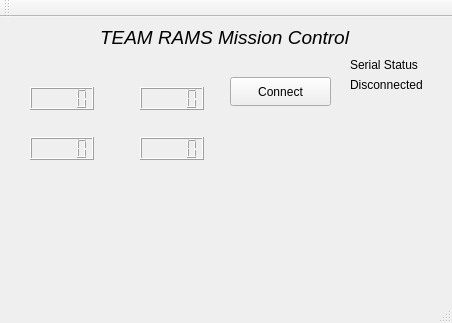
Above: moni_con.ui from stanleywinata/Motor_GUI before the change. Below: the same form after it.
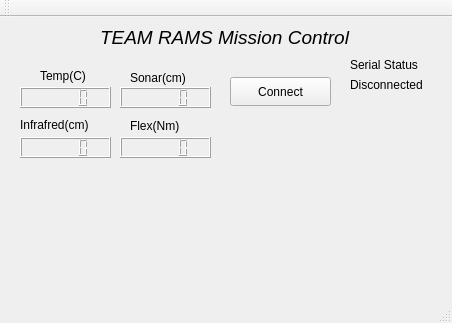
That is the form after the change.

Patch:
```diff
--- a/moni_con.ui
+++ b/moni_con.ui
@@ -17,40 +17,40 @@
    <widget class="QLCDNumber" name="sonar">
     <property name="geometry">
      <rect>
-      <x>30</x>
+      <x>120</x>
       <y>70</y>
-      <width>64</width>
-      <height>23</height>
+      <width>91</width>
+      <height>21</height>
      </rect>
     </property>
    </widget>
    <widget class="QLCDNumber" name="temperature">
     <property name="geometry">
      <rect>
-      <x>140</x>
+      <x>20</x>
       <y>70</y>
-      <width>64</width>
-      <height>23</height>
+      <width>91</width>
+      <height>21</height>
      </rect>
     </property>
    </widget>
    <widget class="QLCDNumber" name="ranger">
     <property name="geometry">
      <rect>
-      <x>30</x>
+      <x>20</x>
       <y>120</y>
-      <width>64</width>
-      <height>23</height>
+      <width>91</width>
+      <height>21</height>
      </rect>
     </property>
    </widget>
    <widget class="QLCDNumber" name="flex">
     <property name="geometry">
      <rect>
-      <x>140</x>
+      <x>120</x>
       <y>120</y>
-      <width>64</width>
-      <height>23</height>
+      <width>91</width>
+      <height>21</height>
      </rect>
     </property>
    </widget>
@@ -115,6 +115,58 @@
      <string>Disconnected</string>
     </property>
    </widget>
+   <widget class="QLabel" name="label_3">
+    <property name="geometry">
+     <rect>
+      <x>20</x>
+      <y>100</y>
+      <width>91</width>
+      <height>16</height>
+     </rect>
+    </property>
+    <property name="text">
+     <string>Infrafred(cm)</string>
+    </property>
+   </widget>
+   <widget class="QLabel" name="label_4">
+    <property name="geometry">
+     <rect>
+      <x>130</x>
+      <y>50</y>
+      <width>71</width>
+      <height>21</height>
+     </rect>
+    </property>
+    <property name="text">
+     <string>Sonar(cm)</string>
+    </property>
+   </widget>
+   <widget class="QLabel" name="label_5">
+    <property name="geometry">
+     <rect>
+      <x>40</x>
+      <y>50</y>
+      <width>67</width>
+      <height>17</height>
+     </rect>
+    </property>
+    <property name="text">
+     <string>Temp(C)</string>
+    </property>
+   </widget>
+   <widget class="QLabel" name="label_6">
+    <property name="geometry">
+     <rect>
+      <x>130</x>
+      <y>100</y>
+      <width>67</width>
+      <height>17</height>
+     </rect>
+    </property>
+    <property name="text">
+     <string>Flex(Nm)</string>
+    </property>
+   </widget>
   </widget>
   <widget class="QMenuBar" name="menuBar">
    <property name="geometry">
```
